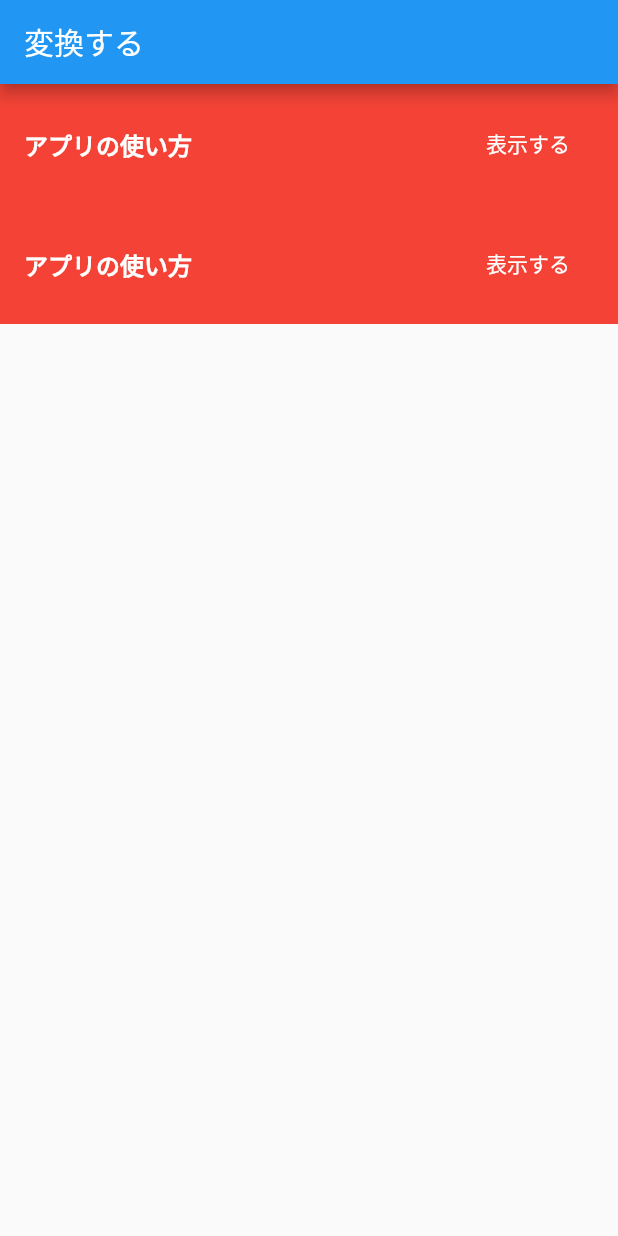
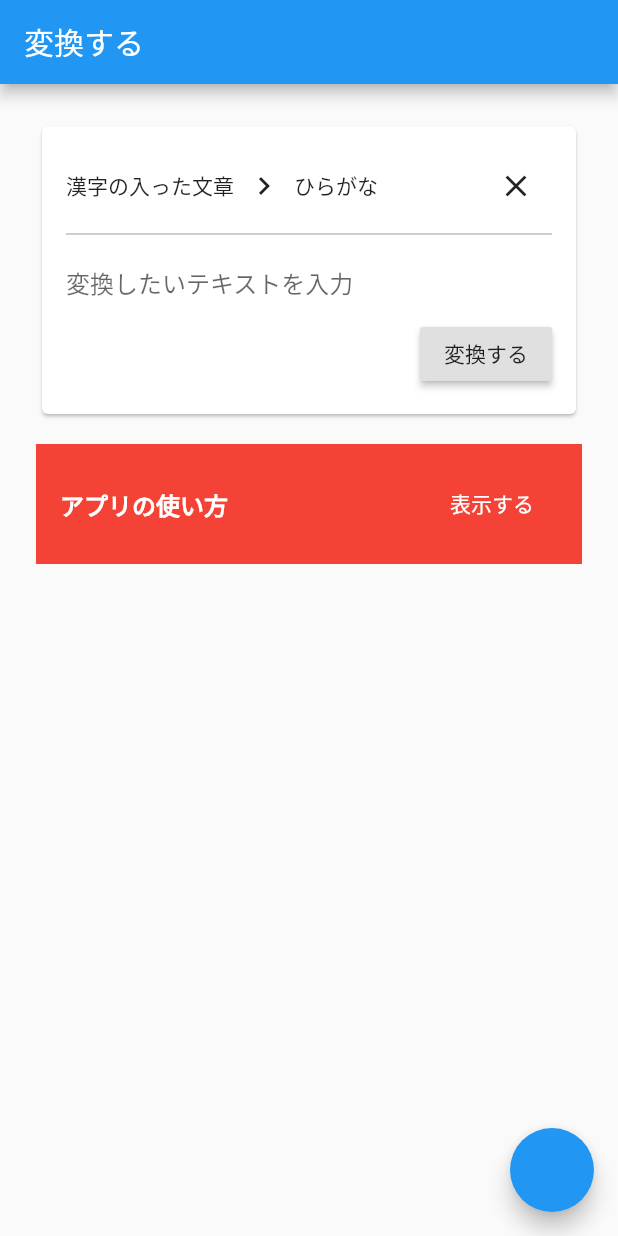
Before and after one commit to hayabusabusa/Rubbby-flutter, a Flutter app: the screen it shows after launch, on a phone screen of 412 x 824 dp. Run offline on Flutter 3.47's test engine with Material 2 defaults, Android fonts, the phone set to English and light mode, and no system bars.

Commit message:
Add input sentence form widget

```diff
--- a/lib/screen/input_sentence.dart
+++ b/lib/screen/input_sentence.dart
@@ -9,10 +9,13 @@ class InputSentenceScreen extends StatelessWidget {
       appBar: AppBar(
         title: Text('変換する'),
       ),
+      floatingActionButton: FloatingActionButton(onPressed: null),
       body: Center(
-        child: Column(
+        child: ListView(
+          padding: const EdgeInsets.symmetric(vertical: 24, horizontal: 24),
           children: <Widget>[
-            InputSentenceDescWidget(),
+            InputSentenceFormWidget(),
+            SizedBox(height: 16,),
             InputSentenceDescWidget()
           ],
         ),
--- /dev/null
+++ b/lib/widget/input_sentence_form_widget.dart
@@ -0,0 +1,69 @@
+import 'package:flutter/material.dart';
+
+class InputSentenceFormWidget extends StatefulWidget {
+  @override
+  State<StatefulWidget> createState() => _InputSentenceFormWidgetState();
+}
+
+class _InputSentenceFormWidgetState extends State<InputSentenceFormWidget> {
+  TextEditingController _textEditingController = TextEditingController();
+
+  void _onTapCloseButton(BuildContext context) {
+    FocusScope.of(context).unfocus();
+  }
+
+  @override
+  void dispose() {
+    _textEditingController.dispose();
+    super.dispose();
+  }
+
+  @override
+  Widget build(BuildContext context) {
+    return Card(
+      child: Padding(
+        padding: const EdgeInsets.all(16.0),
+        child: Column(
+          children: <Widget>[
+            // Title
+            Row(
+              children: <Widget>[
+                Text('漢字の入った文章'),
+                SizedBox(width: 8),
+                Icon(Icons.chevron_right),
+                SizedBox(width: 8),
+                Text('ひらがな'),
+                Expanded(child: SizedBox()),
+                IconButton(
+                  icon: Icon(Icons.close),
+                   onPressed: () => _onTapCloseButton(context),
+                )
+              ]
+            ),
+            // Divider
+            Divider(color: Colors.grey,),
+            // TextField and translate button
+            TextField(
+              maxLines: null,
+              keyboardType: TextInputType.multiline,
+              controller: _textEditingController,
+              decoration: InputDecoration(
+                hintText: '変換したいテキストを入力',
+                border: InputBorder.none,
+              ),
+            ),
+            Row(
+              children: <Widget>[
+                Expanded(child: SizedBox()),
+                RaisedButton(
+                  child: Text('変換する'),
+                  onPressed: () {},
+                )
+              ],
+            ),
+          ],
+        ),
+      ),
+    );
+  }
+}
--- a/lib/widget/widget.dart
+++ b/lib/widget/widget.dart
@@ -1 +1,2 @@
 export './input_sentence_desc_widget.dart';
+export './input_sentence_form_widget.dart';
```
